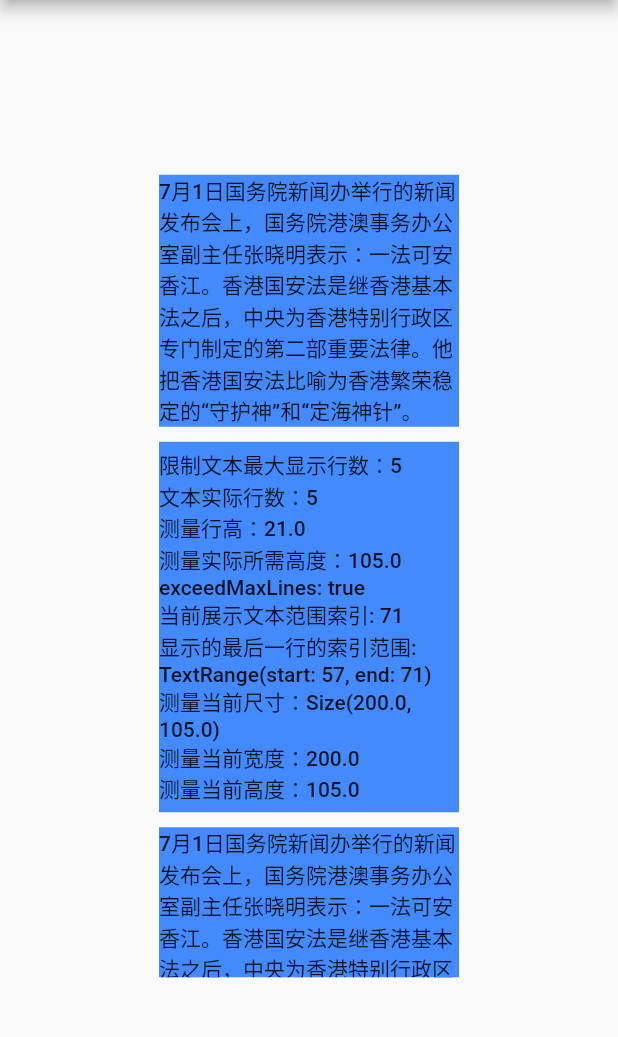
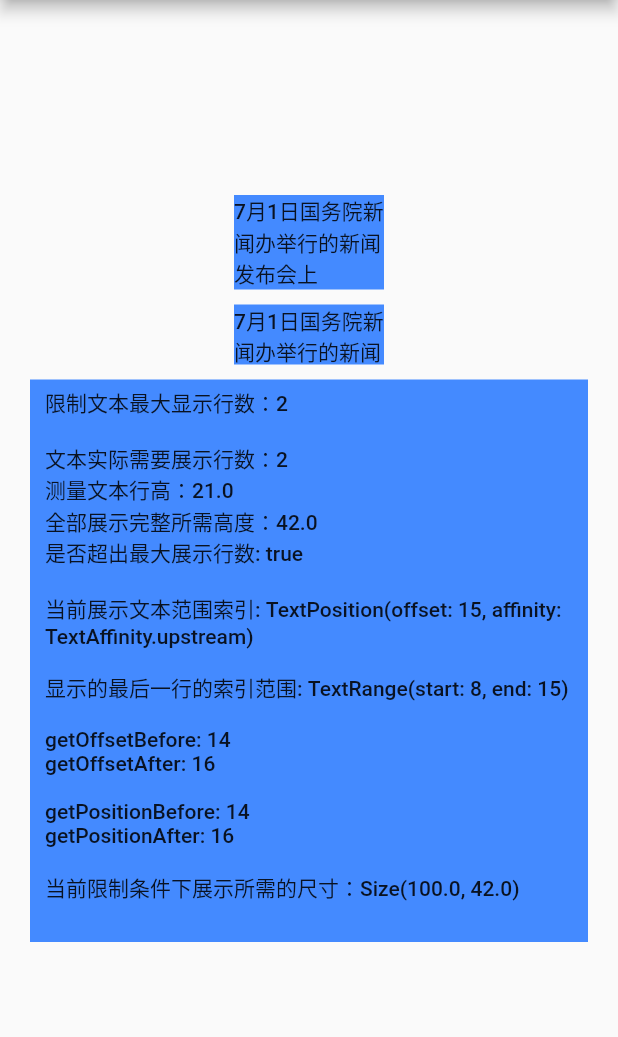
Before and after one commit to huyongli/FlutterKit, a Flutter app: the DemoTextPainter screen opened by its route, on a phone screen of 412 x 824 dp, the part 84-1121 px from its top. Run offline on Flutter 3.47's test engine with Material 2 defaults, Android fonts, the phone set to English and light mode, and no system bars; our stand-ins replace dio.

Commit message:
optimize text measurer

```diff
--- a/example/lib/demo/demo_textpainter.dart
+++ b/example/lib/demo/demo_textpainter.dart
@@ -4,44 +4,61 @@ import 'package:flutter/widgets.dart';
 import 'package:laohu_kit/util/text_measure_util.dart';
 
 class DemoTextPainter extends StatelessWidget {
-  final String text =
-      '7月1日国务院新闻办举行的新闻发布会上，国务院港澳事务办公室副主任张晓明表示：一法可安香江。香港国安法是继香港基本法之后，中央为香港特别行政区专门制定的第二部重要法律。他把香港国安法比喻为香港繁荣稳定的“守护神”和“定海神针”。';
-  final double height = 100;
-  final double width = 200;
+  final String text = '7月1日国务院新闻办举行的新闻发布会上';
+  final double height = 40;
+  final double width = 100;
   final double space = 10;
 
   @override
   Widget build(BuildContext context) {
     var textStyle = Theme.of(context).textTheme.bodyText1;
-    var constraint = TextMeasureConstraint(textFontSize: textStyle.fontSize, width: width, maxLines: 5);
-    var result = TextMeasureUtil.measure(text, constraint);
+    var span = TextSpan(text: text, style: textStyle);
+    int maxLines = 2;
+    TextMeasurer measure = TextMeasurer(text: span, maxLines: maxLines, maxWidth: width);
+    measure.measure();
+    Offset offset = Offset(measure.textRect.width, measure.textRect.height);
     return CommonPage.builder(
-        title: 'Demo TextPainter',
-        child: Center(
-            child: Column(mainAxisAlignment: MainAxisAlignment.center, children: <Widget>[
-          Container(
+      title: 'Demo TextPainter',
+      child: Center(
+        child: Column(
+          mainAxisAlignment: MainAxisAlignment.center,
+          children: <Widget>[
+            Container(
               width: width,
               color: Colors.blueAccent,
               child: Text(text, style: textStyle),
-              margin: EdgeInsets.only(bottom: space)),
-          Container(
-              padding: EdgeInsets.symmetric(vertical: 5),
+              margin: EdgeInsets.only(bottom: space),
+            ),
+            Container(
               width: width,
+              height: height,
+              color: Colors.blueAccent,
+              child: Text(text, style: textStyle),
+              margin: EdgeInsets.only(bottom: space),
+            ),
+            Container(
+              padding: EdgeInsets.symmetric(vertical: 5, horizontal: 10),
               color: Colors.blueAccent,
               child: Text(
-                  '限制文本最大显示行数：5\n'
-                  '文本实际行数：${result.lines}\n'
-                  '测量行高：${result.lineHeight}\n'
-                  '测量实际所需高度：${result.measureHeight}\n'
-                  'exceedMaxLines: ${result.didExceedMaxLines}\n'
-                  '当前展示文本范围索引: ${result.getPositionForOffset(Offset(result.painter.width, result.painter.height))}\n'
-                  '显示的最后一行的索引范围: ${result.getLineBoundary(TextPosition(offset: result.getPositionForOffset(Offset(result.painter.width, result.painter.height))))}\n'
-                  '测量当前尺寸：${result.painter.size}\n'
-                  '测量当前宽度：${result.painter.width}\n'
-                  '测量当前高度：${result.painter.height}',
-                  style: textStyle),
-              margin: EdgeInsets.only(bottom: space)),
-          Container(width: width, height: height, color: Colors.blueAccent, child: Text(text, style: textStyle))
-        ])));
+                '限制文本最大显示行数：$maxLines\n\n'
+                '文本实际需要展示行数：${measure.lines}\n'
+                '测量文本行高：${measure.lineHeight}\n'
+                '全部展示完整所需高度：${measure.allLayoutHeight}\n'
+                '是否超出最大展示行数: ${measure.didExceedMaxLines}\n\n'
+                '当前展示文本范围索引: ${measure.getTextPositionForOffset(offset)}\n\n'
+                '显示的最后一行的索引范围: ${measure.getLineBoundary(TextPosition(offset: measure.getTextPositionForOffset(offset).offset))}\n\n'
+                'getOffsetBefore: ${measure.getOffsetBefore(measure.getTextPositionForOffset(offset).offset)}\n'
+                'getOffsetAfter: ${measure.getOffsetAfter(measure.getTextPositionForOffset(offset).offset)}\n\n'
+                'getPositionBefore: ${measure.getPositionBefore(offset)}\n'
+                'getPositionAfter: ${measure.getPositionAfter(offset)}\n\n'
+                '当前限制条件下展示所需的尺寸：${measure.textRect}\n',
+                style: textStyle,
+              ),
+              margin: EdgeInsets.only(bottom: space, left: 20, right: 20),
+            ),
+          ],
+        ),
+      ),
+    );
   }
 }
--- a/lib/util/text_measure_util.dart
+++ b/lib/util/text_measure_util.dart
@@ -1,72 +1,126 @@
 import 'package:flutter/widgets.dart';
+import 'dart:ui' as ui show TextHeightBehavior, LineMetrics;
 
-class TextMeasureResult {
-  double lineHeight;
-  int lines;
-  TextPainter painter;
-  bool didExceedMaxLines;
+class TextMeasurer {
+  TextPainter _textPainter;
+  InlineSpan _text;
+  double _maxWidth;
+  double _minWidth;
+  bool _needMeasured = false;
 
-  TextMeasureResult({@required TextPainter painter, @required TextMeasureConstraint constraint}) {
-    this.painter = painter;
-    var lineMetrics = painter.computeLineMetrics();
-    lineHeight = lineMetrics != null && lineMetrics.isNotEmpty ? lineMetrics[0].height : constraint.textFontSize;
-    lines = lineMetrics?.length ?? 0;
-    didExceedMaxLines = painter.didExceedMaxLines;
+  TextMeasurer({
+    InlineSpan text,
+    int maxLines,
+    double maxWidth,
+    double minWidth,
+    TextAlign textAlign = TextAlign.start,
+    TextDirection textDirection = TextDirection.ltr,
+    double textScaleFactor = 1.0,
+    String ellipsis,
+    Locale locale,
+    StrutStyle strutStyle,
+    TextWidthBasis textWidthBasis = TextWidthBasis.parent,
+    ui.TextHeightBehavior textHeightBehavior,
+  })  : _textPainter = TextPainter(
+          text: text,
+          maxLines: maxLines,
+          textAlign: textAlign,
+          textDirection: textDirection,
+          textScaleFactor: textScaleFactor,
+          ellipsis: ellipsis,
+          locale: locale,
+          strutStyle: strutStyle,
+          textWidthBasis: textWidthBasis,
+          textHeightBehavior: textHeightBehavior,
+        ),
+        _text = text,
+        _maxWidth = maxWidth,
+        _minWidth = minWidth;
+
+  void measure({InlineSpan text, double maxWidth, double minWidth}) {
+    this._text = text ?? _text;
+    assert(_text != null);
+    assert ((maxWidth ?? _maxWidth) != null);
+    _textPainter.text = _text;
+    _textPainter.layout(maxWidth: maxWidth ?? _maxWidth, minWidth: minWidth ?? _minWidth ?? 0.0);
+    _needMeasured = true;
   }
 
-  /// 当前测量限定条件下展示时所占用的高度
-  double get height => painter.height;
+  /// 在指定的限制条件下，当前文本是否超过指定的最大行数
+  bool get didExceedMaxLines {
+    assert(_needMeasured);
+    return _textPainter.didExceedMaxLines;
+  }
 
-  double get width => painter.width;
+  /// 获取在指定的条件下，测量出该文本的展示所需的尺寸范围
+  Size get textRect {
+    assert(_needMeasured);
+    return _textPainter.size;
+  }
+
+  /// 测量文本的行高
+  double get lineHeight {
+    assert(_needMeasured);
+    var lineMetrics = _textPainter.computeLineMetrics();
+    return lineMetrics != null && lineMetrics.isNotEmpty ? lineMetrics[0].height : _text.style.fontSize;
+  }
+
+  /// 文本在指定宽度下需要展示多少行
+  int get lines {
+    assert(_needMeasured);
+    var lineMetrics = _textPainter.computeLineMetrics();
+    return lineMetrics?.length ?? 0;
+  }
+
+  /// 获取布局完所有文本时，每行的相关信息
+  List<ui.LineMetrics> get lineMetrics {
+    assert(_needMeasured);
+    return _textPainter.computeLineMetrics();
+  }
 
   /// 展示完所有文本所需要的实际高度
-  double get measureHeight => (lineHeight ?? 0) * (lines ?? 0);
-
-  /// 根据指定范围获取该范围内能显示的最大的文本索引
-  int getPositionForOffset(Offset offset) {
-    return painter.getPositionForOffset(offset).offset;
+  double get allLayoutHeight {
+    assert(_needMeasured);
+    return (lineHeight ?? 0) * (lines ?? 0);
   }
 
-  /// 根据显示的文本位置获取该位置所在行的索引范围
+  /// 根据给定像素偏移量，获取该偏移量在文本中的位置
+  TextPosition getTextPositionForOffset(Offset pixOffset) {
+    assert(_needMeasured);
+    return _textPainter.getPositionForOffset(pixOffset);
+  }
+
+  /// 根据给定的偏移量获取该偏移量所在行的文本索引范围
   TextRange getLineBoundary(TextPosition position) {
-    return painter.getLineBoundary(position);
+    assert(_needMeasured);
+    return _textPainter.getLineBoundary(position);
+  }
+
+  /// 根据文本位置偏移量，获取输入光标能最靠近该偏移量前的偏移量
+  /// @return offset
+  int getOffsetBefore(int textOffset) {
+    assert(_needMeasured);
+    return _textPainter.getOffsetBefore(textOffset);
+  }
+
+  /// 根据文本位置偏移量，获取输入光标能最靠近该偏移量后的偏移量
+  /// @return offset
+  int getOffsetAfter(int textOffset) {
+    assert(_needMeasured);
+    return _textPainter.getOffsetAfter(textOffset);
+  }
+
+  /// 根据给定像素偏移量，获取最靠近该偏移量前的文本位置索引
+  int getPositionBefore(Offset pixOffset) {
+    assert(_needMeasured);
+    TextPosition textPosition = getTextPositionForOffset(pixOffset);
+    return getOffsetBefore(textPosition.offset);
+  }
+
+  /// 根据给定像素偏移量，获取最靠近该偏移量后的文本位置索引
+  int getPositionAfter(Offset pixOffset) {
+    assert(_needMeasured);
+    TextPosition textPosition = getTextPositionForOffset(pixOffset);
+    return getOffsetAfter(textPosition.offset);
   }
 }
-
-class TextMeasureConstraint {
-  double textFontSize;
-  double textScaleFactor;
-  TextDirection textDirection;
-  double width;
-  String ellipsis;
-  int maxLines;
-
-  TextMeasureConstraint(
-      {@required this.textFontSize,
-      @required this.width,
-      this.maxLines,
-      this.ellipsis,
-      this.textScaleFactor = 1.0,
-      this.textDirection = TextDirection.ltr})
-      : assert(textFontSize != null),
-        assert(width != null);
-}
-
-class TextMeasureUtil {
-  static TextPainter _layoutText(String text, TextMeasureConstraint constraint) {
-    TextPainter textPainter = TextPainter(
-      textDirection: constraint.textDirection,
-      textScaleFactor: constraint.textScaleFactor,
-      maxLines: constraint.maxLines,
-      ellipsis: constraint.ellipsis,
-    );
-    textPainter.text = TextSpan(text: text, style: TextStyle(fontSize: constraint.textFontSize));
-    textPainter.layout(maxWidth: constraint.width);
-    return textPainter;
-  }
-
-  static TextMeasureResult measure(String text, TextMeasureConstraint constraint) {
-    TextPainter textPainter = _layoutText(text, constraint);
-    return TextMeasureResult(painter: textPainter, constraint: constraint);
-  }
-}
```
Also changed, not shown: 2 other files.
